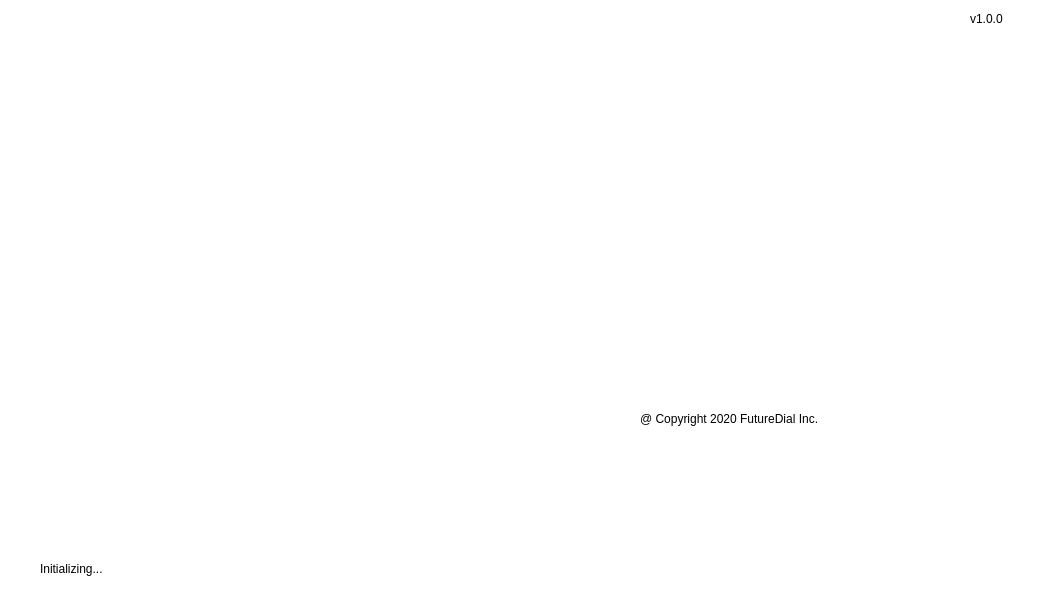
Before: the Qt Designer form untitled/splash.ui in pastoria/hdses, drawn with Qt 5.
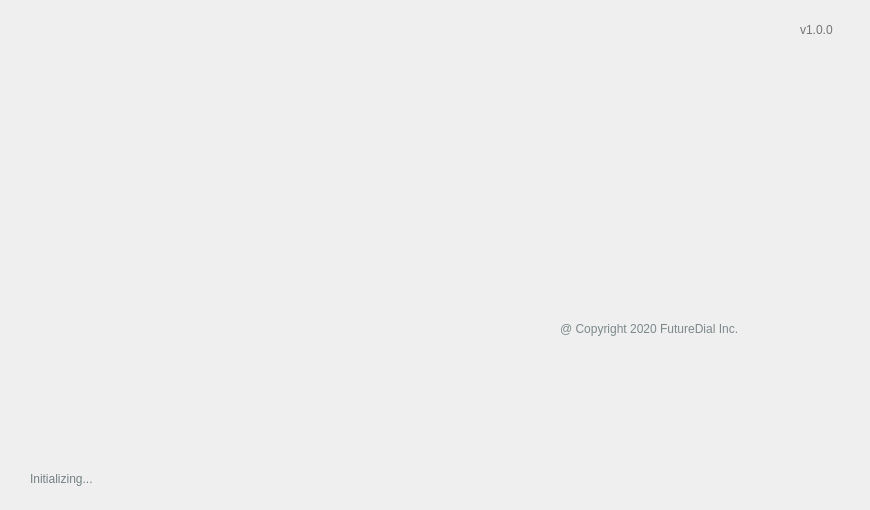
After: the same form once the commit is applied.

Commit message: modify splash and login UI

What changed in the file:
```diff
--- a/untitled/splash.ui
+++ b/untitled/splash.ui
@@ -6,23 +6,48 @@
    <rect>
     <x>0</x>
     <y>0</y>
-    <width>1056</width>
-    <height>608</height>
+    <width>870</width>
+    <height>510</height>
    </rect>
   </property>
+  <property name="minimumSize">
+   <size>
+    <width>870</width>
+    <height>510</height>
+   </size>
+  </property>
+  <property name="maximumSize">
+   <size>
+    <width>870</width>
+    <height>510</height>
+   </size>
+  </property>
   <property name="windowTitle">
    <string>SplashWidget</string>
   </property>
   <property name="styleSheet">
-   <string notr="true">QWidget {
-	background: white;
-}</string>
+   <string notr="true">QLabel {
+	background: transparent;
+}
+
+#label_version {
+	color: rgba(114, 117, 116, 1);
+}
+
+#label_copyright {
+	color: rgba(124, 136, 139, 1);
+}
+
+#label_msg {
+	color: rgba(115, 128, 131, 1);
+}
+</string>
   </property>
   <widget class="QLabel" name="label_msg">
    <property name="geometry">
     <rect>
-     <x>40</x>
-     <y>560</y>
+     <x>30</x>
+     <y>470</y>
      <width>181</width>
      <height>17</height>
     </rect>
@@ -34,8 +59,8 @@
   <widget class="QLabel" name="label_copyright">
    <property name="geometry">
     <rect>
-     <x>640</x>
-     <y>410</y>
+     <x>560</x>
+     <y>320</y>
      <width>241</width>
      <height>17</height>
     </rect>
@@ -47,10 +72,10 @@
   <widget class="QLabel" name="label_version">
    <property name="geometry">
     <rect>
-     <x>970</x>
-     <y>10</y>
+     <x>800</x>
+     <y>20</y>
      <width>51</width>
-     <height>17</height>
+     <height>20</height>
     </rect>
    </property>
    <property name="text">
```
The commit also changes 3 other files.
